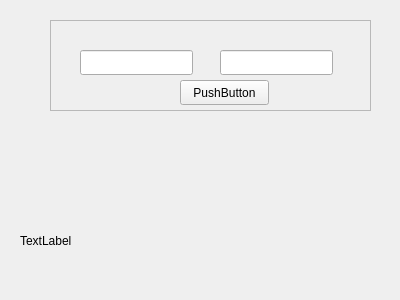
Old version of the form widget.ui in the repository lixiaojia2017/libclient.
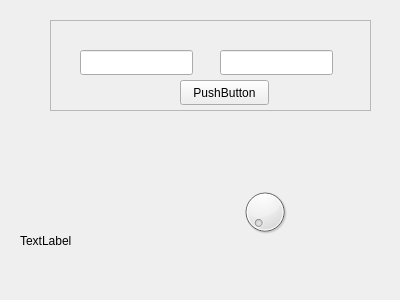
New version of the form.

Patch:
```diff
--- a/widget.ui
+++ b/widget.ui
@@ -75,6 +75,16 @@
     </property>
    </widget>
   </widget>
+  <widget class="QDial" name="dial">
+   <property name="geometry">
+    <rect>
+     <x>240</x>
+     <y>180</y>
+     <width>50</width>
+     <height>64</height>
+    </rect>
+   </property>
+  </widget>
  </widget>
  <layoutdefault spacing="6" margin="11"/>
  <resources/>
```
